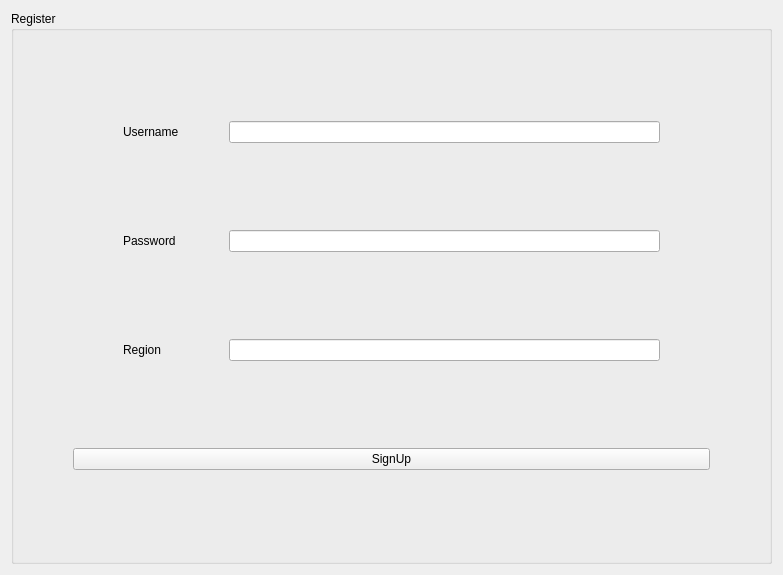
PerryVrajnitorincul26/proiectMCPP, file modules/UI/src/dialog.ui: the form before one commit.
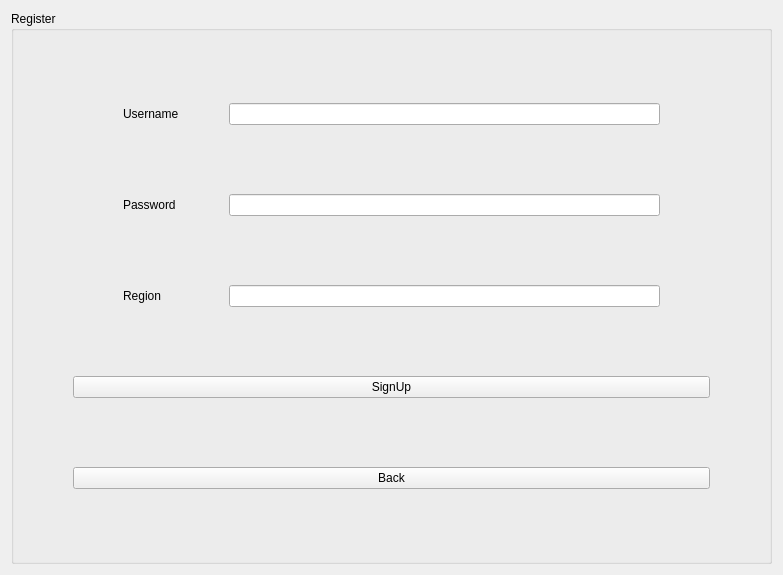
The form after the commit.

Commit message: Created a SIGNAL in sign up page (dialog.cpp) that returns in first page from stacked widget(wrapper.cpp) with moveHome SLOT.

Diff of the .ui file:
```diff
--- a/modules/UI/src/dialog.ui
+++ b/modules/UI/src/dialog.ui
@@ -119,6 +119,13 @@
           </property>
          </widget>
         </item>
+        <item>
+         <widget class="QPushButton" name="pushButton_home">
+          <property name="text">
+           <string>Back</string>
+          </property>
+         </widget>
+        </item>
        </layout>
       </item>
      </layout>
```
The commit also changes 5 other files.
